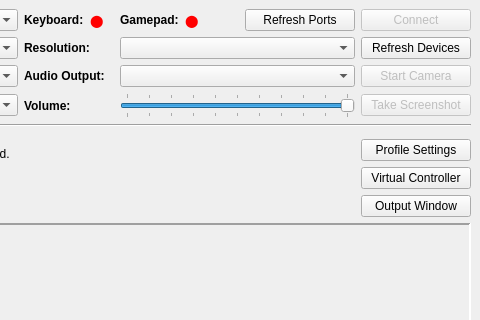
This is mainwindow.ui in brianuuu/AutoController2 as Qt 5 draws it before an edit; both pictures show x 320 to 800 and y 0 to 320 of the 800 by 586 pixel window. The edited form follows.
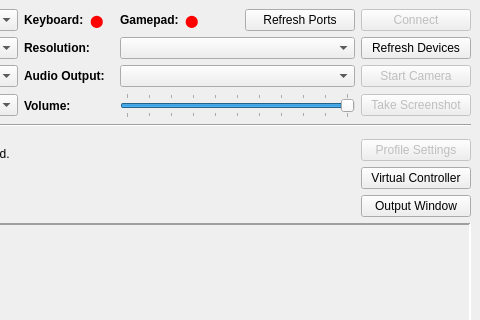
This is the edited form.

Commit message: Disable Profile Settings button for now

Diff of the .ui file:
```diff
--- a/mainwindow.ui
+++ b/mainwindow.ui
@@ -653,6 +653,9 @@
             </item>
             <item>
              <widget class="QPushButton" name="PB_ProfileSettings">
+              <property name="enabled">
+               <bool>false</bool>
+              </property>
               <property name="minimumSize">
                <size>
                 <width>110</width>
```
